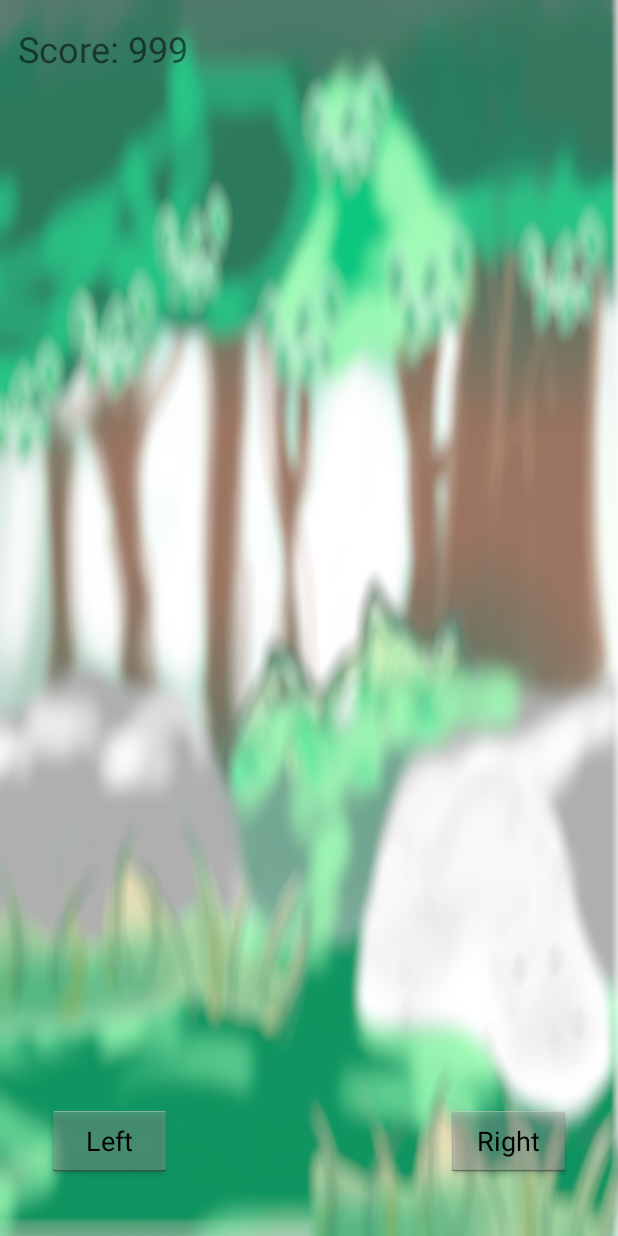
After one commit to SirSkunks/ForestOfMadness, an Android app: the layout activity_game_view.xml on its own in the app's theme, with its tools: preview values and no code run, on a phone screen of 412 x 824 dp. The commit adds this screen. Run offline under Robolectric (Android 15) with nearby library versions, the phone set to English and light mode, and no system bars.

Commit message:
Start of the new code
I created the character java (doesn't load a character yet since it is not on the main view) Started to make a button work to take me to GameView. Added the background image for GameView, added the Sprite sheet for the Character and Background of the game view.

```diff
--- a/app/src/main/AndroidManifest.xml
+++ b/app/src/main/AndroidManifest.xml
@@ -9,7 +9,8 @@
         android:roundIcon="@mipmap/ic_launcher_round"
         android:supportsRtl="true"
         android:theme="@style/AppTheme">
-        <activity android:name=".MainMenu"
+        <activity
+            android:name=".MainMenu"
             android:screenOrientation="landscape">
             <intent-filter>
                 <action android:name="android.intent.action.MAIN" />
@@ -17,6 +18,7 @@
                 <category android:name="android.intent.category.LAUNCHER" />
             </intent-filter>
         </activity>
+        <activity android:name=".GameView"></activity>
     </application>
 
 </manifest>
--- /dev/null
+++ b/app/src/main/res/layout/activity_game_view.xml
@@ -0,0 +1,47 @@
+<?xml version="1.0" encoding="utf-8"?>
+<android.support.constraint.ConstraintLayout xmlns:android="http://schemas.android.com/apk/res/android"
+    xmlns:app="http://schemas.android.com/apk/res-auto"
+    xmlns:tools="http://schemas.android.com/tools"
+    android:layout_width="match_parent"
+    android:layout_height="match_parent"
+    tools:context=".GameView">
+    <RelativeLayout
+        android:id="@+id/relativeLayout2"
+        android:layout_width="match_parent"
+        android:layout_height="match_parent"
+        android:background="@drawable/background" >
+
+        <Button
+            android:id="@+id/mLeft"
+            style="@android:style/Widget.Holo.Light.Button"
+            android:layout_width="83dp"
+            android:layout_height="wrap_content"
+            android:layout_alignParentBottom="true"
+            android:layout_alignParentStart="true"
+            android:layout_marginBottom="39dp"
+            android:layout_marginStart="31dp"
+            android:text="Left" />
+
+        <Button
+            android:id="@+id/mRight"
+            style="@android:style/Widget.Holo.Light.Button"
+            android:layout_width="83dp"
+            android:layout_height="wrap_content"
+            android:layout_alignParentEnd="true"
+            android:layout_alignTop="@+id/mLeft"
+            android:layout_marginEnd="31dp"
+            android:text="Right" />
+
+        <TextView
+            android:id="@+id/score"
+            android:layout_width="wrap_content"
+            android:layout_height="wrap_content"
+            android:layout_alignParentStart="true"
+            android:layout_alignParentTop="true"
+            android:layout_marginStart="12dp"
+            android:layout_marginTop="16dp"
+            android:text="Score: 999"
+            android:textSize="24sp" />
+    </RelativeLayout>
+
+</android.support.constraint.ConstraintLayout>
--- a/app/src/main/res/layout/activity_main_menu.xml
+++ b/app/src/main/res/layout/activity_main_menu.xml
@@ -18,7 +18,7 @@
             android:layout_alignParentTop="true"
             android:layout_centerHorizontal="true"
             android:layout_marginTop="32dp"
-            android:text="Forest of Madness!"
+            android:text="Forest of Madness"
             android:textColor="#FFFFFF"
             android:textSize="25sp"
             app:layout_constraintEnd_toEndOf="parent"
```
Also changed, not shown: app/src/main/java/com/triosstudends/forestofmadness/Animation.java (added, +21 -0 lines), app/src/main/java/com/triosstudends/forestofmadness/Character.java (+93 -2 lines), app/src/main/java/com/triosstudends/forestofmadness/GameView.java (+18 -14 lines), app/src/main/java/com/triosstudends/forestofmadness/MainMenu.java (+10 -1 lines), app/src/main/res/drawable/background.jpg (added), app/src/main/res/drawable/jade.png (added), 1 other file.
